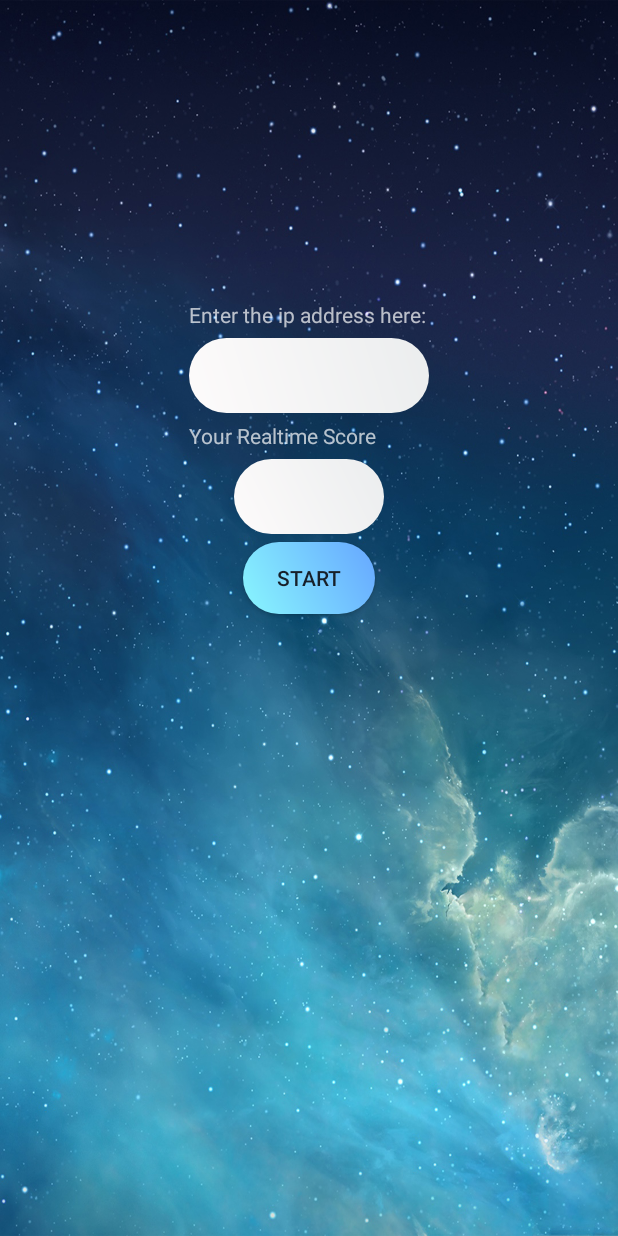
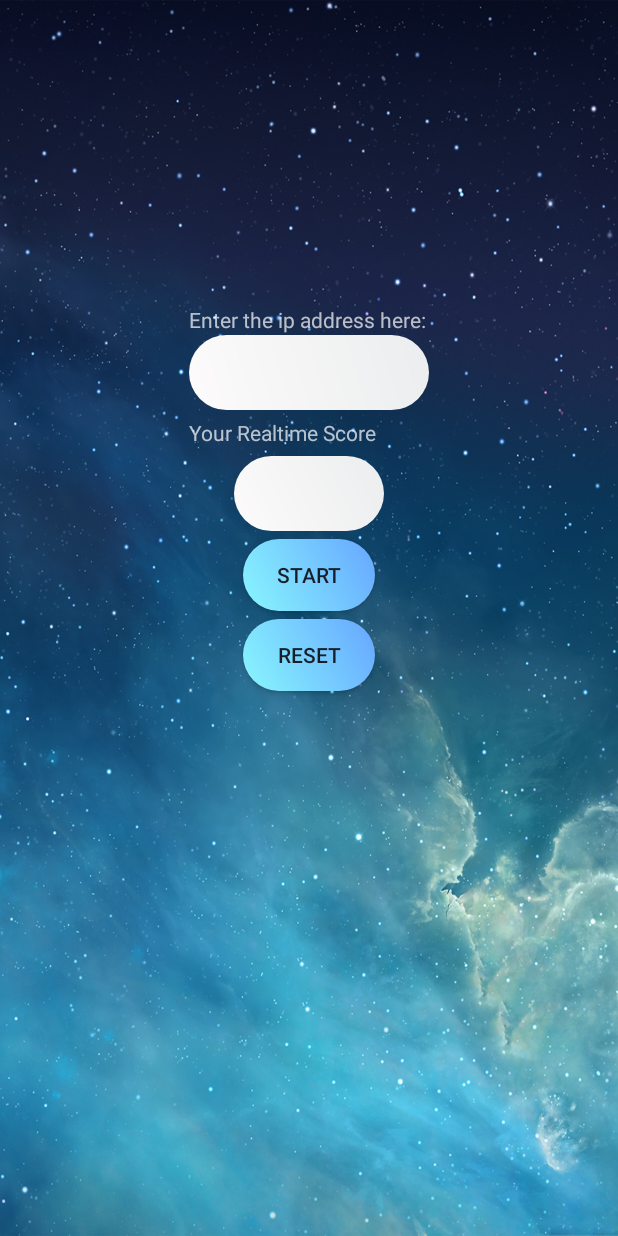
Before and after one commit to kapil97/udp-test, an Android app: the screen it shows after launch (MainActivity), on a phone screen of 412 x 824 dp. Run offline under Robolectric (Android 15) with nearby library versions, the phone set to English and light mode, and no system bars.

Commit message:
FINALLY COMMIT

```diff
--- a/app/src/main/AndroidManifest.xml
+++ b/app/src/main/AndroidManifest.xml
@@ -6,12 +6,14 @@
 
     <application
         android:allowBackup="true"
-        android:icon="@mipmap/ic_launcher"
+        android:icon="@mipmap/icon_bot"
         android:label="@string/app_name"
-        android:roundIcon="@mipmap/ic_launcher_round"
+        android:roundIcon="@mipmap/icon_bot"
         android:supportsRtl="true"
         android:theme="@style/AppTheme">
-        <activity android:name=".MainActivity">
+        <activity android:name=".MainActivity"
+            android:screenOrientation="portrait">
+
             <intent-filter>
                 <action android:name="android.intent.action.MAIN" />
 
--- a/app/src/main/java/tml2k18/com/udp_test/MainActivity.java
+++ b/app/src/main/java/tml2k18/com/udp_test/MainActivity.java
@@ -21,7 +21,7 @@ import java.net.InetAddress;
 import java.net.SocketException;
 
 public class MainActivity extends AppCompatActivity implements SensorEventListener {
-    Button b1;
+    Button b1,b2;
     TextView t1,t2;
     long currt;
     Boolean tst=true;
@@ -42,6 +42,7 @@ public class MainActivity extends AppCompatActivity implements SensorEventListen
             temp[i] = 0;
 
         b1=findViewById(R.id.btn1);
+        b2=findViewById(R.id.btn2);
         t1=findViewById(R.id.txt1);
 
         t2=findViewById(R.id.txt2);
@@ -50,14 +51,32 @@ public class MainActivity extends AppCompatActivity implements SensorEventListen
         b1.setOnClickListener(new View.OnClickListener() {
             @Override
             public void onClick(View v) {
-                currt=System.currentTimeMillis();
-                if(sensorManager.getDefaultSensor(Sensor.TYPE_ACCELEROMETER) !=null) {
+
+
+                    currt=System.currentTimeMillis();
+                    if(sensorManager.getDefaultSensor(Sensor.TYPE_ACCELEROMETER) !=null) {
                     accelerometer = sensorManager.getDefaultSensor(Sensor.TYPE_ACCELEROMETER);
                     sensorManager.registerListener(MainActivity.this,accelerometer,SensorManager.SENSOR_DELAY_NORMAL);
                     b1.setEnabled(false);
+                    t1.setEnabled(false);
+
+
                 }
             }
         });
+        b2.setOnClickListener(
+                new View.OnClickListener() {
+                    @Override
+                    public void onClick(View v) {
+                        Intent i = getBaseContext().getPackageManager()
+                                .getLaunchIntentForPackage( getBaseContext().getPackageName() );
+                        i.addFlags(Intent.FLAG_ACTIVITY_CLEAR_TOP);
+                        startActivity(i);
+                        sensorManager.unregisterListener(MainActivity.this);
+
+                    }
+                }
+        );
     }
     public void Tfunc(String a,int n){
         final String ip=a;
@@ -91,11 +110,10 @@ public class MainActivity extends AppCompatActivity implements SensorEventListen
     @Override
     public void onSensorChanged(final SensorEvent event) {
         ipAdd=t1.getText().toString();
-        if(ipAdd.equals("")&&(tst)){
-            Toast toast=Toast.makeText(MainActivity.this,"Enter valid number plis",Toast.LENGTH_SHORT);
+        if((tst)&&(ipAdd.equals(""))){
+            Toast toast=Toast.makeText(MainActivity.this,"Enter Valid ip Address",Toast.LENGTH_SHORT);
             toast.show();
             tst=false;
-
         }
         else {
 
--- a/app/src/main/res/layout-land/activity_main.xml
+++ /dev/null
@@ -1,38 +0,0 @@
-<?xml version="1.0" encoding="utf-8"?>
-<RelativeLayout xmlns:android="http://schemas.android.com/apk/res/android"
-    xmlns:app="http://schemas.android.com/apk/res-auto"
-    xmlns:tools="http://schemas.android.com/tools"
-    android:layout_width="match_parent"
-    android:layout_height="match_parent"
-    android:background="@drawable/and_back_hl"
-    tools:context="tml2k18.com.udp_test.MainActivity">
-
-    <EditText
-        android:layout_width="160dp"
-        android:layout_height="50dp"
-        android:id="@+id/txt1"
-        android:layout_centerHorizontal="true"
-        android:layout_marginTop="50dp"
-        android:background="#E0E0E3"
-        android:textColor="#312419"
-        />
-    <EditText
-        android:layout_width="50dp"
-        android:layout_height="50dp"
-        android:id="@+id/txt2"
-        android:layout_below="@+id/txt1"
-        android:layout_marginTop="20dp"
-        android:background="#E0E0E3"
-        android:layout_centerHorizontal="true"
-        />
-    <Button
-        android:layout_width="100dp"
-        android:layout_height="50dp"
-        android:layout_centerHorizontal="true"
-        android:layout_below="@+id/txt2"
-        android:layout_marginTop="20dp"
-        android:background="#d3ffce"
-        android:text="SEND"
-        android:id="@+id/btn1"/>
-
-</RelativeLayout>
--- a/app/src/main/res/layout/activity_main.xml
+++ b/app/src/main/res/layout/activity_main.xml
@@ -8,14 +8,13 @@
     tools:context="tml2k18.com.udp_test.MainActivity">
 
     <TextView
-        android:layout_marginTop="200dp"
+        android:id="@+id/tp1"
         android:layout_width="160dp"
         android:layout_height="20dp"
-
-        android:id="@+id/tp1"
-        android:layout_marginBottom="5dp"
-        android:layout_centerHorizontal="true"
-        android:text="Enter the ip address here:"/>
+        android:layout_alignParentTop="true"
+        android:layout_alignStart="@+id/txt1"
+        android:layout_marginTop="203dp"
+        android:text="Enter the ip address here:" />
 
 <EditText
     android:layout_width="160dp"
@@ -49,15 +48,25 @@
         android:layout_below="@+id/tp2"/>
 
     <Button
+        android:id="@+id/btn1"
         android:layout_width="wrap_content"
+        android:layout_height="wrap_content"
+        android:layout_below="@+id/txt2"
+        android:background="@drawable/layfile"
+        android:text="START"
         android:layout_centerHorizontal="true"
+        android:textColor="#17202A" />
+
+    <Button
+        android:id="@+id/btn2"
+        android:layout_width="wrap_content"
         android:layout_height="wrap_content"
-        android:text="START"
-        android:textColor="#17202A"
-        android:id="@+id/btn1"
+        android:layout_below="@+id/btn1"
+        android:layout_marginStart="9dp"
+        android:layout_marginTop="5dp"
+        android:layout_centerHorizontal="true"
         android:background="@drawable/layfile"
-        android:layout_below="@+id/txt2"
-        />
-
+        android:text="RESET"
+        android:textColor="#17202A" />
 
 </RelativeLayout>
```
Also changed, not shown: app/src/main/res/drawable/icon_bot.png (added), app/src/main/res/mipmap-hdpi/icon_bot.png (added), app/src/main/res/mipmap-mdpi/icon_bot.png (added), app/src/main/res/mipmap-xhdpi/icon_bot.png (added), app/src/main/res/mipmap-xxhdpi/icon_bot.png (added), app/src/main/res/mipmap-xxxhdpi/icon_bot.png (added), 1 other file.
